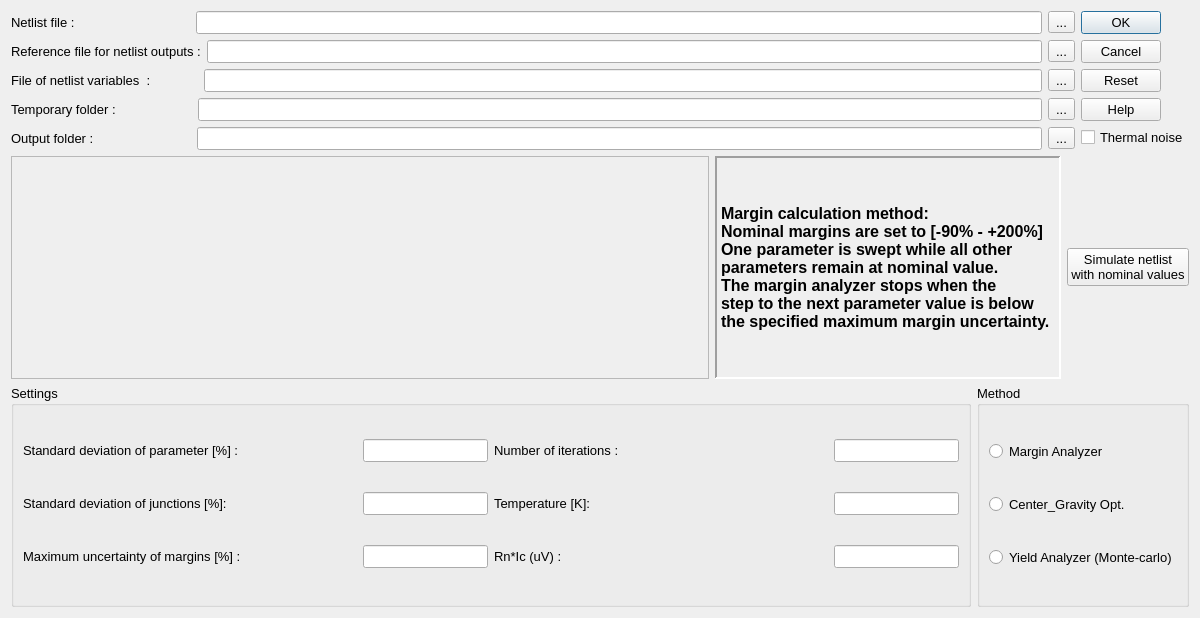
Before: the Qt Designer form autooptim.ui in SasanRazm/JOINUS, drawn with Qt 5.
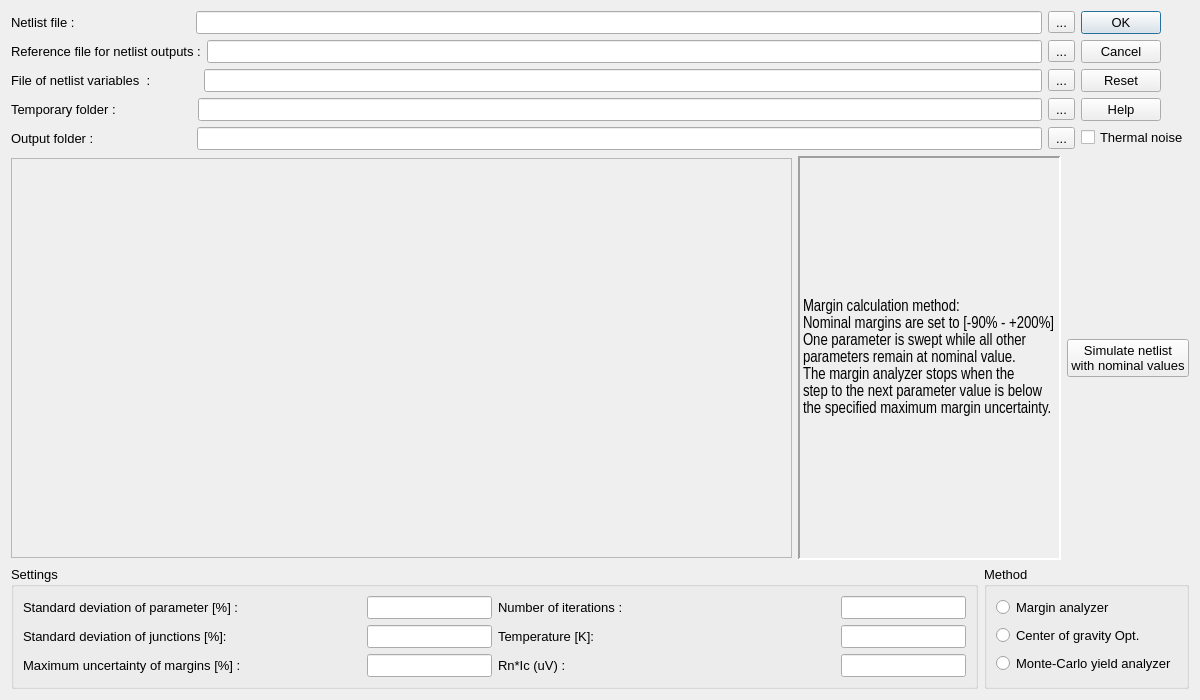
After: the same form once the commit is applied. Icons and pictures are not drawn.

```diff
--- a/autooptim.ui
+++ b/autooptim.ui
@@ -10,7 +10,7 @@
     <x>0</x>
     <y>0</y>
     <width>1200</width>
-    <height>618</height>
+    <height>700</height>
    </rect>
   </property>
   <property name="sizePolicy">
@@ -22,13 +22,13 @@
   <property name="minimumSize">
    <size>
     <width>1200</width>
-    <height>618</height>
+    <height>700</height>
    </size>
   </property>
   <property name="maximumSize">
    <size>
-    <width>1200</width>
-    <height>618</height>
+    <width>1418</width>
+    <height>747</height>
    </size>
   </property>
   <property name="font">
@@ -224,7 +224,7 @@
      <item>
       <widget class="QLabel" name="label_Picture">
        <property name="sizePolicy">
-        <sizepolicy hsizetype="Expanding" vsizetype="Expanding">
+        <sizepolicy hsizetype="Expanding" vsizetype="Minimum">
          <horstretch>0</horstretch>
          <verstretch>0</verstretch>
         </sizepolicy>
@@ -254,11 +254,18 @@
      </item>
      <item>
       <widget class="QLabel" name="label_Text">
+       <property name="sizePolicy">
+        <sizepolicy hsizetype="Preferred" vsizetype="Expanding">
+         <horstretch>0</horstretch>
+         <verstretch>0</verstretch>
+        </sizepolicy>
+       </property>
        <property name="font">
         <font>
+         <family>Arial Narrow</family>
          <pointsize>12</pointsize>
-         <weight>75</weight>
-         <bold>true</bold>
+         <weight>50</weight>
+         <bold>false</bold>
         </font>
        </property>
        <property name="frameShape">
@@ -299,7 +306,7 @@
      <item>
       <widget class="QGroupBox" name="groupBox_2">
        <property name="sizePolicy">
-        <sizepolicy hsizetype="Expanding" vsizetype="Expanding">
+        <sizepolicy hsizetype="Expanding" vsizetype="Preferred">
          <horstretch>0</horstretch>
          <verstretch>0</verstretch>
         </sizepolicy>
@@ -478,7 +485,7 @@
            <string>Analyze the working margins of the netlist.</string>
           </property>
           <property name="text">
-           <string>Margin Analyzer</string>
+           <string>Margin analyzer</string>
           </property>
          </widget>
         </item>
@@ -488,7 +495,7 @@
            <string>Monte Carlo Optimizer.</string>
           </property>
           <property name="text">
-           <string>Center_Gravity Opt.</string>
+           <string>Center of gravity Opt.</string>
           </property>
          </widget>
         </item>
@@ -498,7 +505,7 @@
            <string>Particle Swarm optimizer method.</string>
           </property>
           <property name="text">
-           <string>Yield Analyzer (Monte-carlo)</string>
+           <string>Monte-Carlo yield analyzer</string>
           </property>
          </widget>
         </item>
```
Left out of the diff: 2 changed lines with no effect on the pictures.
